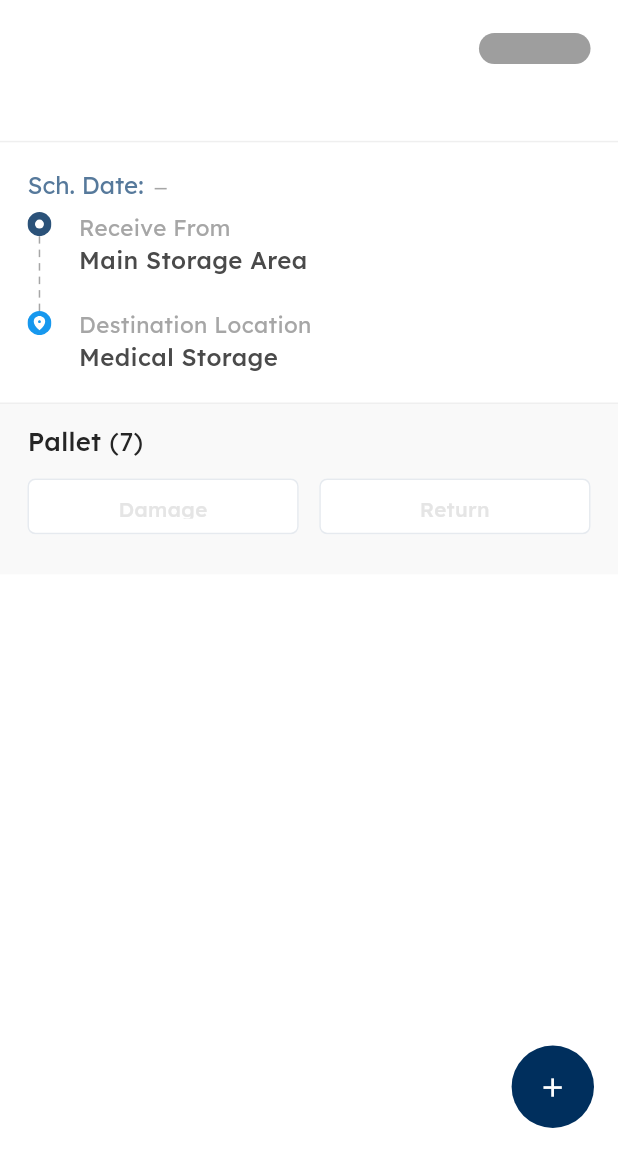
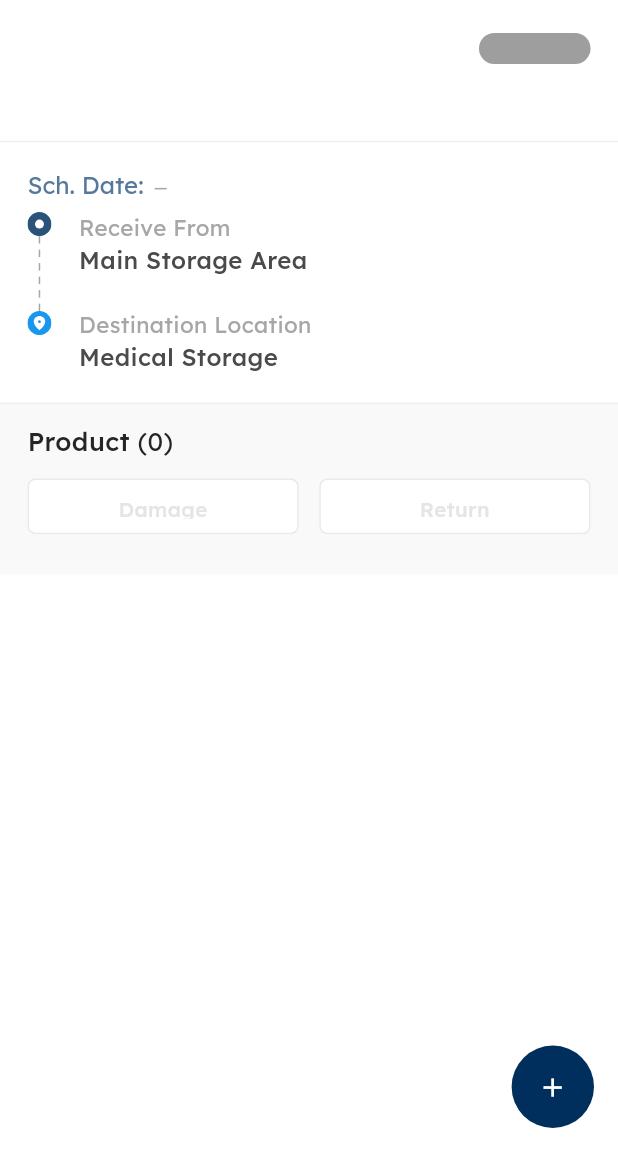
Before and after one commit to teguhw-scaleocean/inventory_3, a Flutter app: the ReceiptProductMenuDetailScreen screen opened directly with empty values, on a phone screen of 412 x 824 dp, the part 84-1236 px from its top. Run offline on Flutter 3.47's test engine with Material 3 defaults, Android fonts, the phone set to English and light mode, and no system bars; drawn by our look-alikes of flutter_dash; our stand-ins replace awesome_dialog, device_preview, dropdown_button2, dropdown_search, flutter_bloc, flutter_screenutil and 2 more; missing offline and left inert: qr_code_scanner, smooth_highlight, time_picker_spinner; statements that could not run were skipped.

Commit message:
fix-receipt-detail-pallet-removed

```diff
--- a/lib/presentation/receipt/receipt_product/screens/receipt_product_menu_detail_screen.dart
+++ b/lib/presentation/receipt/receipt_product/screens/receipt_product_menu_detail_screen.dart
@@ -358,14 +358,20 @@ class _ReceiptProductMenuDetailScreenState
                   Row(
                     children: [
                       Text(
-                        "Pallet ",
+                        "Product ",
                         style: BaseText.black2Text15
                             .copyWith(fontWeight: BaseText.medium),
                       ),
-                      Text(
-                        "(7)",
-                        style: BaseText.black2Text15
-                            .copyWith(fontWeight: BaseText.regular),
+                      BlocBuilder<ProductMenuProductDetailCubit,
+                          ProductMenuProductDetailState>(
+                        builder: (context, state) {
+                          final list = state.pallets.length.toString();
+                          return Text(
+                            "($list)",
+                            style: BaseText.black2Text15
+                                .copyWith(fontWeight: BaseText.regular),
+                          );
+                        },
                       )
                     ],
                   ),
@@ -874,7 +880,7 @@ class _ReceiptProductMenuDetailScreenState
                     mainAxisAlignment: MainAxisAlignment.spaceBetween,
                     children: [
                       Text(
-                        "Pallet ${product0.palletCode}",
+                        product0.productName,
                         style: BaseText.black2Text15
                             .copyWith(fontWeight: BaseText.medium),
                       ),
```
